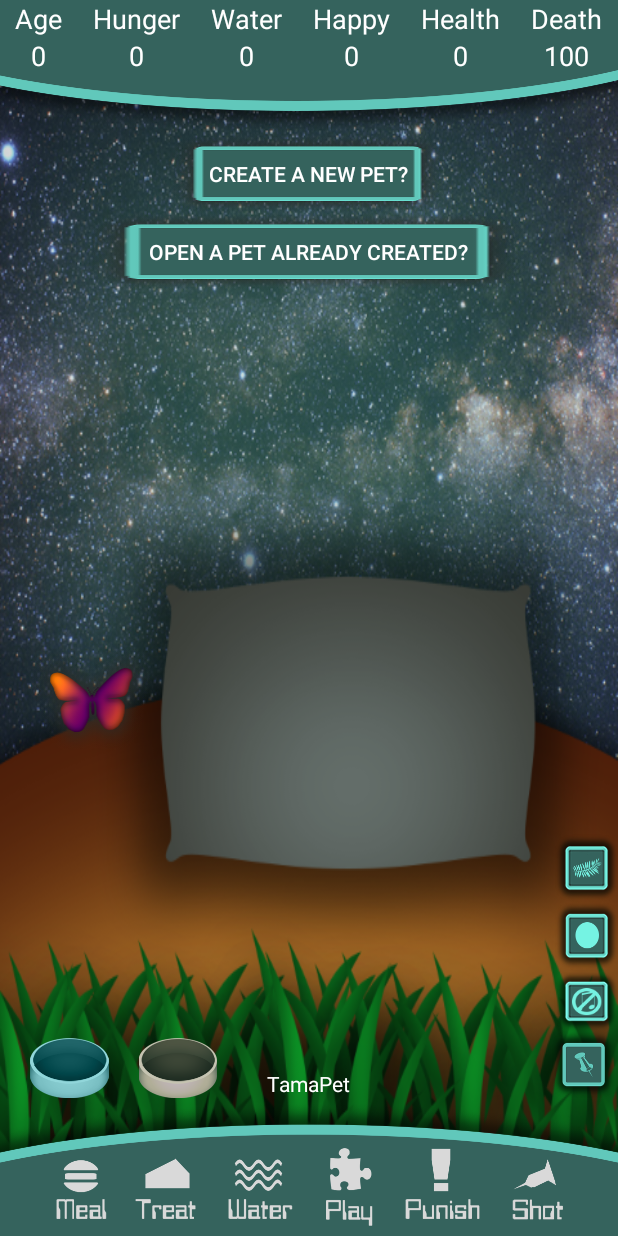
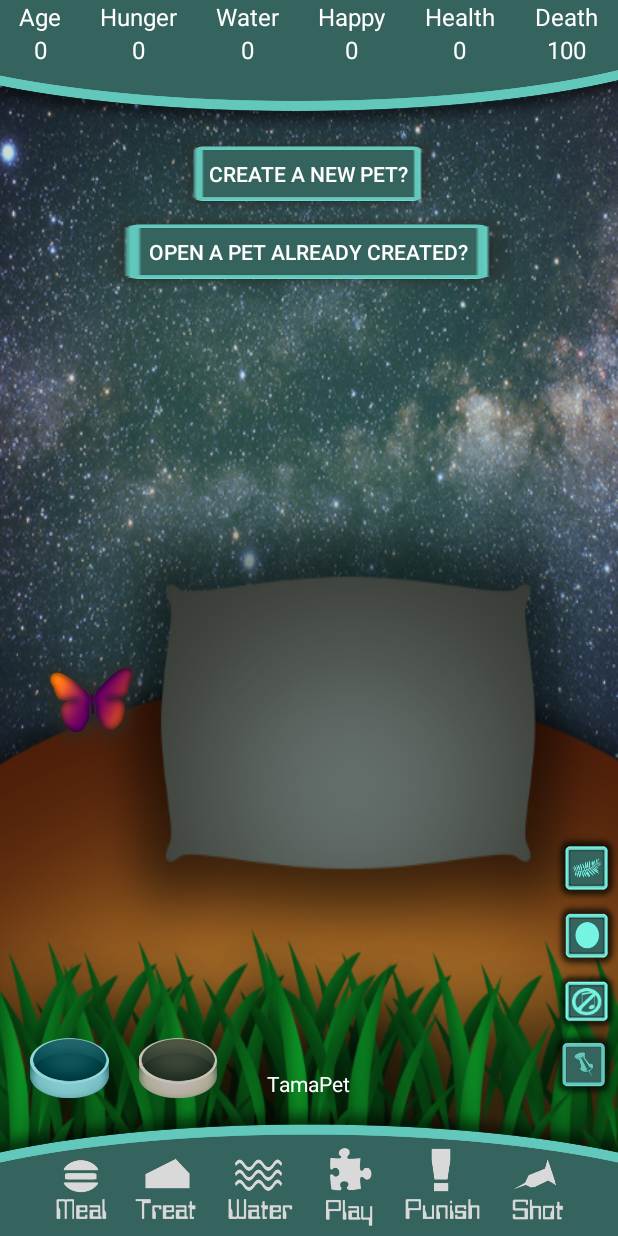
Before and after one commit to ironsketch/TamaPet, an Android app: the screen it shows after launch (MainActivity), on a phone screen of 412 x 824 dp. Run offline under Robolectric (Android 15) with nearby library versions, the phone set to English and light mode, and no system bars.

Commit message:
gitting before I reinstall my OS

```diff
--- a/app/build.gradle
+++ b/app/build.gradle
@@ -1,13 +1,19 @@
 apply plugin: 'com.android.application'
 
 android {
+    signingConfigs {
+        release {
+        }
+        debug {
+        }
+    }
     compileSdkVersion 28
     defaultConfig {
         applicationId "app.linuxduck.com.tamapet"
         minSdkVersion 16
         targetSdkVersion 28
-        versionCode 1
-        versionName "1.0"
+        versionCode 3
+        versionName "1.2"
         testInstrumentationRunner "android.support.test.runner.AndroidJUnitRunner"
     }
     buildTypes {
@@ -19,7 +25,7 @@ android {
 }
 
 dependencies {
-    implementation fileTree(dir: 'libs', include: ['*.jar'])
+    implementation fileTree(include: ['*.jar'], dir: 'libs')
     implementation 'com.android.support:appcompat-v7:28.0.0'
     implementation 'com.android.support.constraint:constraint-layout:1.1.3'
     testImplementation 'junit:junit:4.12'
--- a/app/src/main/java/app/linuxduck/com/tamapet/MainActivity.java
+++ b/app/src/main/java/app/linuxduck/com/tamapet/MainActivity.java
@@ -716,9 +716,9 @@ public class MainActivity extends AppCompatActivity {
                             });
                         }
                     });
+                    updateGame();
+                    animateCreature();
                 }
-                updateGame();
-                animateCreature();
             }
         });
 
@@ -981,9 +981,9 @@ public class MainActivity extends AppCompatActivity {
                         soundORnot = Boolean .parseBoolean(line);
                     }
                     br.close();
-                } catch (Exception e){
+                } catch (Exception e) {
+
                 }
-
                 //check settings
             } else {
                 // Create new settings
--- a/app/src/main/res/layout/activity_main.xml
+++ b/app/src/main/res/layout/activity_main.xml
@@ -76,20 +76,20 @@
                 android:layout_width="wrap_content"
                 android:layout_height="wrap_content"
                 android:layout_gravity="center"
-                android:paddingLeft="7sp"
-                android:paddingRight="7sp"
+                android:paddingLeft="2sp"
+                android:paddingRight="2sp"
                 android:textColor="@color/white"
-                android:textSize="18sp"
+                android:textSize="16sp"
                 android:text="@string/age"
                 android:id="@+id/agetext"/>
             <TextView
                 android:layout_width="wrap_content"
                 android:layout_height="wrap_content"
                 android:layout_gravity="center"
-                android:paddingLeft="7sp"
-                android:paddingRight="7sp"
+                android:paddingLeft="2sp"
+                android:paddingRight="2sp"
                 android:textColor="@color/white"
-                android:textSize="18sp"
+                android:textSize="16sp"
                 android:id="@+id/ageinttext"/>
         </LinearLayout>
         <LinearLayout
@@ -101,20 +101,20 @@
                 android:layout_width="wrap_content"
                 android:layout_height="wrap_content"
                 android:layout_gravity="center"
-                android:paddingLeft="7sp"
-                android:paddingRight="7sp"
+                android:paddingLeft="2sp"
+                android:paddingRight="2sp"
                 android:textColor="@color/white"
-                android:textSize="18sp"
+                android:textSize="16sp"
                 android:text="@string/hunger"
                 android:id="@+id/hungertext"/>
             <TextView
                 android:layout_width="wrap_content"
                 android:layout_height="wrap_content"
                 android:layout_gravity="center"
-                android:paddingLeft="7sp"
-                android:paddingRight="7sp"
+                android:paddingLeft="2sp"
+                android:paddingRight="2sp"
                 android:textColor="@color/white"
-                android:textSize="18sp"
+                android:textSize="16sp"
                 android:id="@+id/hungerinttext"/>
         </LinearLayout>
         <LinearLayout
@@ -126,20 +126,20 @@
                 android:layout_width="wrap_content"
                 android:layout_height="wrap_content"
                 android:layout_gravity="center"
-                android:paddingLeft="7sp"
-                android:paddingRight="7sp"
+                android:paddingLeft="2sp"
+                android:paddingRight="2sp"
                 android:textColor="@color/white"
-                android:textSize="18sp"
+                android:textSize="16sp"
                 android:text="@string/water"
                 android:id="@+id/watertext"/>
             <TextView
                 android:layout_width="wrap_content"
                 android:layout_height="wrap_content"
                 android:layout_gravity="center"
-                android:paddingLeft="7sp"
-                android:paddingRight="7sp"
+                android:paddingLeft="2sp"
+                android:paddingRight="2sp"
                 android:textColor="@color/white"
-                android:textSize="18sp"
+                android:textSize="16sp"
                 android:id="@+id/waterinttext"/>
         </LinearLayout>
         <LinearLayout
@@ -151,20 +151,20 @@
                 android:layout_width="wrap_content"
                 android:layout_height="wrap_content"
                 android:layout_gravity="center"
-                android:paddingLeft="7sp"
-                android:paddingRight="7sp"
+                android:paddingLeft="2sp"
+                android:paddingRight="2sp"
                 android:textColor="@color/white"
-                android:textSize="18sp"
+                android:textSize="16sp"
                 android:text="@string/happy"
                 android:id="@+id/happytext"/>
             <TextView
                 android:layout_width="wrap_content"
                 android:layout_height="wrap_content"
                 android:layout_gravity="center"
-                android:paddingLeft="7sp"
-                android:paddingRight="7sp"
+                android:paddingLeft="2sp"
+                android:paddingRight="2sp"
                 android:textColor="@color/white"
-                android:textSize="18sp"
+                android:textSize="16sp"
                 android:id="@+id/happyinttext"/>
         </LinearLayout>
         <LinearLayout
@@ -176,20 +176,20 @@
                 android:layout_width="wrap_content"
                 android:layout_height="wrap_content"
                 android:layout_gravity="center"
-                android:paddingLeft="7sp"
-                android:paddingRight="7sp"
+                android:paddingLeft="2sp"
+                android:paddingRight="2sp"
                 android:textColor="@color/white"
-                android:textSize="18sp"
+                android:textSize="16sp"
                 android:text="@string/health"
                 android:id="@+id/healthtext"/>
             <TextView
                 android:layout_width="wrap_content"
                 android:layout_height="wrap_content"
                 android:layout_gravity="center"
-                android:paddingLeft="7sp"
-                android:paddingRight="7sp"
+                android:paddingLeft="2sp"
+                android:paddingRight="2sp"
                 android:textColor="@color/white"
-                android:textSize="18sp"
+                android:textSize="16sp"
                 android:id="@+id/healthinttext"/>
         </LinearLayout>
         <LinearLayout
@@ -201,20 +201,20 @@
                 android:layout_width="wrap_content"
                 android:layout_height="wrap_content"
                 android:layout_gravity="center"
-                android:paddingLeft="7sp"
-                android:paddingRight="7sp"
+                android:paddingLeft="2sp"
+                android:paddingRight="2sp"
                 android:textColor="@color/white"
-                android:textSize="18sp"
+                android:textSize="16sp"
                 android:text="@string/death"
                 android:id="@+id/deathtext"/>
             <TextView
                 android:layout_width="wrap_content"
                 android:layout_height="wrap_content"
                 android:layout_gravity="center"
-                android:paddingLeft="7sp"
-                android:paddingRight="7sp"
+                android:paddingLeft="2sp"
+                android:paddingRight="2sp"
                 android:textColor="@color/white"
-                android:textSize="18sp"
+                android:textSize="16sp"
                 android:id="@+id/deathinttext"/>
         </LinearLayout>
     </LinearLayout>
```
